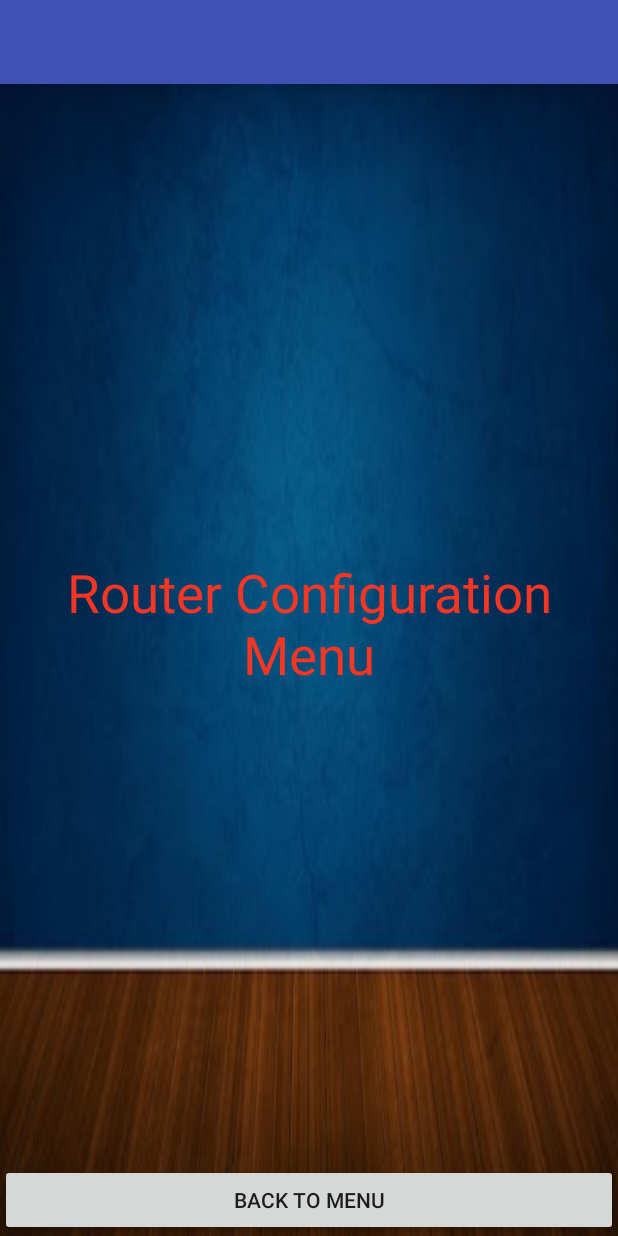
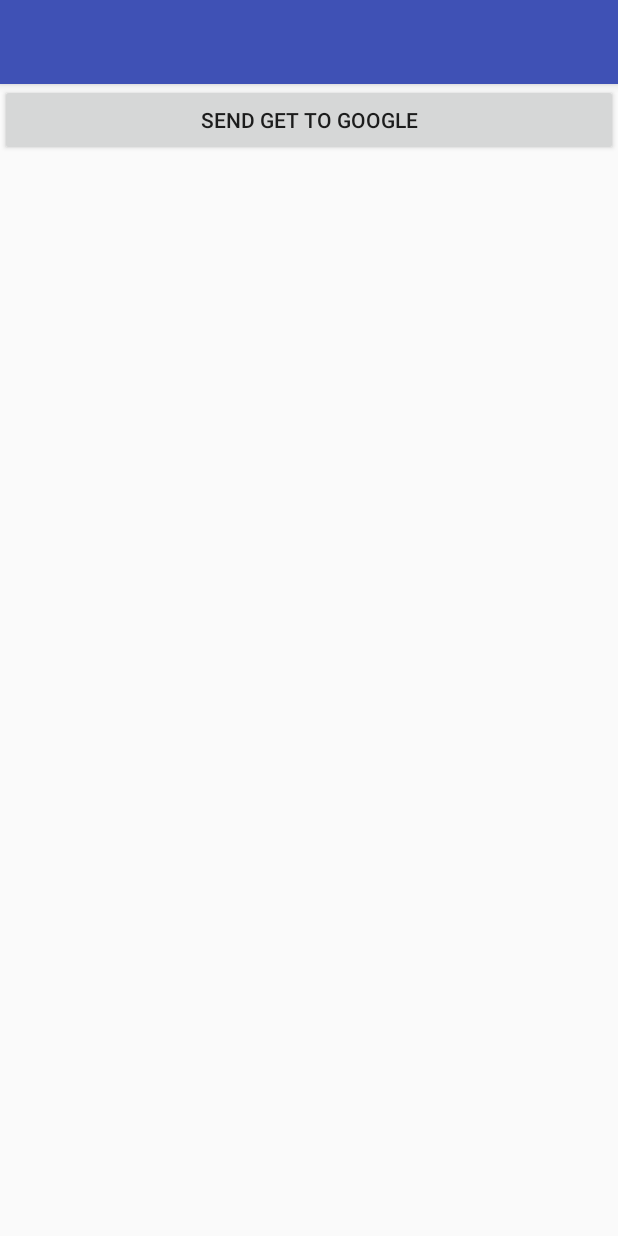
Before and after one commit to liorsap1/SW-Final-project-JCE-, an Android app: the screen it shows after launch (Router before the commit, ConnectionRouter after it), after a tap on "CONFIGURE ROUTER", on a phone screen of 412 x 824 dp. Run offline under Robolectric (Android 15) with nearby library versions, the phone set to English and light mode, and no system bars.

Commit message:
Creating an infrastructure to config router

```diff
--- a/Code/WifiApp2/app/src/main/AndroidManifest.xml
+++ b/Code/WifiApp2/app/src/main/AndroidManifest.xml
@@ -3,6 +3,7 @@
           package="com.example.and.wifiapp">
 
     <uses-permission android:name="android.permission.ACCESS_WIFI_STATE"/>
+    <uses-permission android:name="android.permission.INTERNET"/>
 
 
 
@@ -31,6 +32,10 @@
                 android:label="@string/app_name"
                 android:name=".Details" >
         </activity>
+        <activity
+                android:label="@string/app_name"
+                android:name=".ConnectionRouter" >
+        </activity>
     </application>
 
 </manifest>
--- a/Code/WifiApp2/app/src/main/java/com/example/and/wifiapp/MainActivity.java
+++ b/Code/WifiApp2/app/src/main/java/com/example/and/wifiapp/MainActivity.java
@@ -55,7 +55,7 @@ public class MainActivity extends AppCompatActivity {
         });
         configButton.setOnClickListener(new View.OnClickListener() {
             public void onClick(View v) {
-                Intent intent = new Intent(context, Router.class);
+                Intent intent = new Intent(context, ConnectionRouter.class);
                 startActivity(intent);
             }
         });
--- a/Code/WifiApp2/app/src/main/java/com/example/and/wifiapp/Router.java
+++ b/Code/WifiApp2/app/src/main/java/com/example/and/wifiapp/Router.java
@@ -66,4 +66,6 @@ public class Router extends AppCompatActivity {
         return true;
     }
 
+
+
 }
--- /dev/null
+++ b/Code/WifiApp2/app/src/main/res/layout/router_http.xml
@@ -0,0 +1,11 @@
+<?xml version="1.0" encoding="utf-8"?>
+<LinearLayout xmlns:android="http://schemas.android.com/apk/res/android"
+              android:orientation="vertical"
+              android:layout_width="match_parent"
+              android:layout_height="match_parent">
+
+    <Button
+            android:text="send get to google"
+            android:layout_width="match_parent"
+            android:layout_height="wrap_content" android:id="@+id/button"/>
+</LinearLayout>
```
